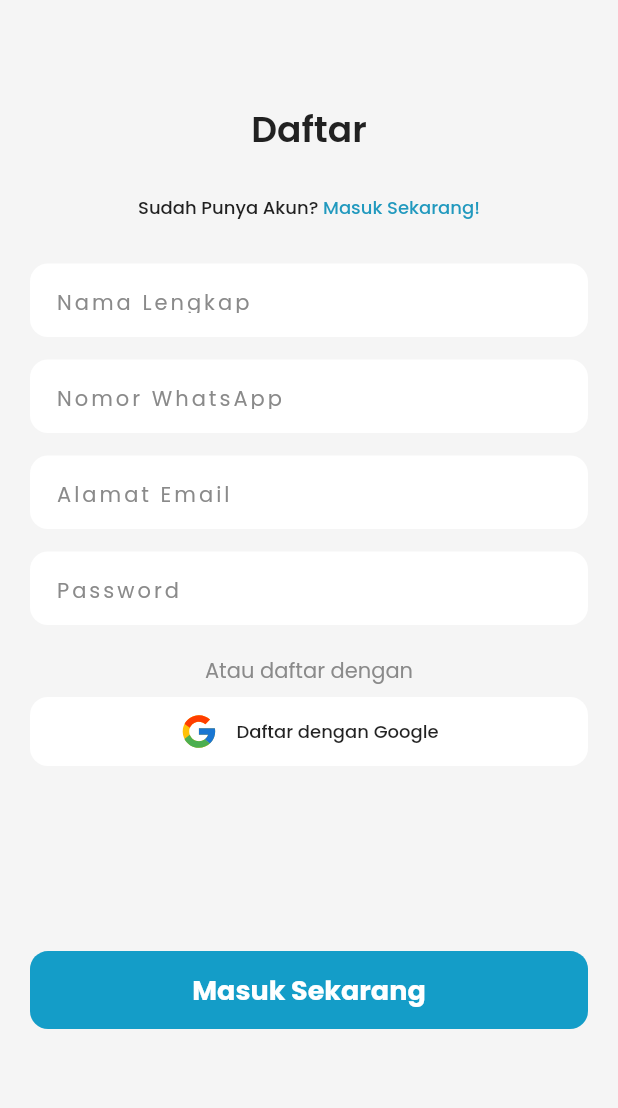
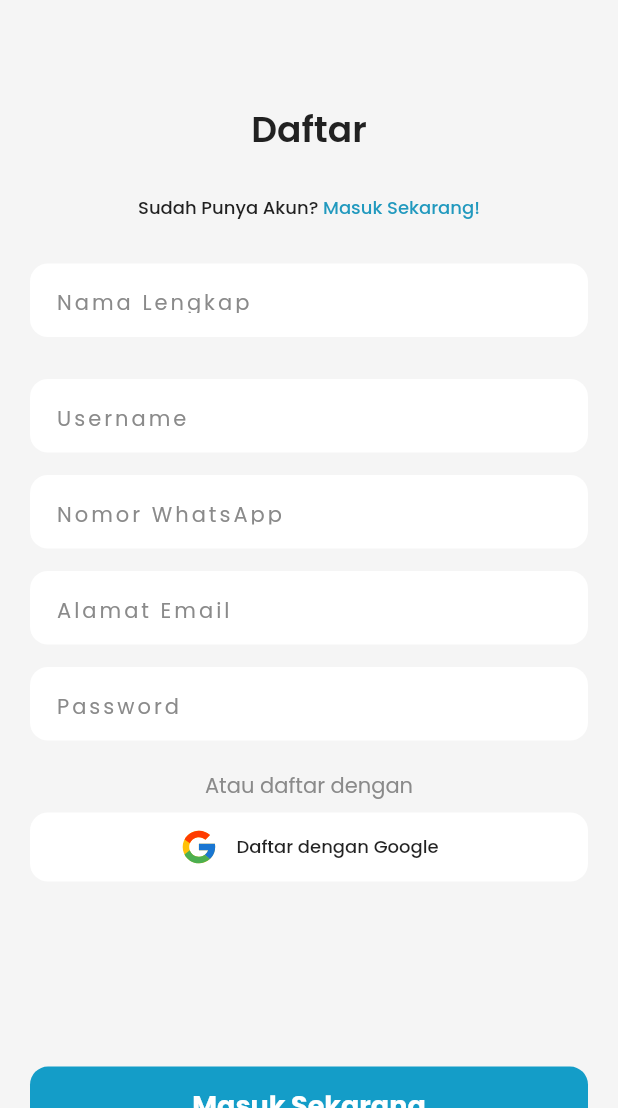
Before and after one commit to anugrahsputra/kantin_online, a Flutter app: the SignUp screen opened directly, on a phone screen of 412 x 824 dp, the part 128-1236 px from its top. Run offline on Flutter 3.47's test engine with Material 2 defaults, Android fonts, the phone set to English and light mode, and no system bars; our stand-ins replace carousel_slider, flutter_svg, google_fonts, smooth_page_indicator; accounts and stored records are empty.

Commit message:
add user authetication

```diff
--- /dev/null
+++ b/lib/models/user_model.dart
@@ -0,0 +1,36 @@
+class UserModel {
+  int? id;
+  String? name, username, email, phoneNumber, profilePhotoUrl, token;
+
+  UserModel({
+    required this.id,
+    required this.name,
+    required this.username,
+    required this.email,
+    required this.phoneNumber,
+    required this.profilePhotoUrl,
+    required this.token,
+  });
+
+  UserModel.fromJson(Map<String, dynamic> json) {
+    id = json['id'];
+    name = json['name'];
+    username = json['username'];
+    email = json['email'];
+    phoneNumber = json['phone_number'];
+    profilePhotoUrl = json['profile_photo_url'];
+    token = json['token'];
+  }
+
+  Map<String, dynamic> toJson() {
+    return {
+      'id': id,
+      'name': name,
+      'email': email,
+      'username': username,
+      'phone_number': phoneNumber,
+      'profile_photo_url': profilePhotoUrl,
+      'token': token,
+    };
+  }
+}
--- a/lib/screens/sign_up_screen.dart
+++ b/lib/screens/sign_up_screen.dart
@@ -3,29 +3,53 @@ import 'package:flutter/material.dart';
 import 'package:flutter/services.dart';
 import 'package:flutter_svg/flutter_svg.dart';
 import 'package:kantin_online/constant.dart';
+import 'package:provider/provider.dart';
 
-class SignUp extends StatelessWidget {
-  const SignUp({Key? key}) : super(key: key);
+import '../providers/auth_provider.dart';
+
+class SignUp extends StatefulWidget {
+  @override
+  State<SignUp> createState() => _SignUpState();
+}
+
+class _SignUpState extends State<SignUp> {
+  TextEditingController nameController = TextEditingController(text: '');
+
+  TextEditingController usernameController = TextEditingController(text: '');
+
+  TextEditingController numberController = TextEditingController(text: '');
+
+  TextEditingController emailController = TextEditingController(text: '');
+
+  TextEditingController passwordController = TextEditingController(text: '');
+
+  bool isLoading = false;
 
   @override
   Widget build(BuildContext context) {
     var height = MediaQuery.of(context).size.height;
-    return Scaffold(
-      backgroundColor: backgroundColor,
-      body: ListView(
-        children: [
-          logo(),
-          header(context),
-          nameInput(),
-          numberInput(),
-          emailInput(),
-          passwordInput(),
-          googleSignIn(),
-          SizedBox(height: height * 0.10),
-          signInButton(context),
-        ],
+    AuthProvider authProvider = Provider.of<AuthProvider>(context);
+
+    handleSignUp() async {
+      if (await authProvider.register(
+        name: nameController.text,
+        username: usernameController.text,
+        phoneNumber: numberController.text,
+        email: emailController.text,
+        password: passwordController.text,
+      )) {
+        Navigator.pushNamed(context, '/home');
+      } else {
+        ScaffoldMessenger.of(context).showSnackBar(
+          const SnackBar(
+            backgroundColor: blueColor1,
+            content: Text(
+              'Register Failed!',
+              textAlign: TextAlign.center,
+            ),
           ),
         );
+      }
     }
 
     SafeArea logo() {
@@ -99,9 +123,38 @@ class SignUp extends StatelessWidget {
           borderRadius: BorderRadius.circular(12),
         ),
         child: TextFormField(
+          controller: nameController,
           keyboardType: TextInputType.text,
           decoration: InputDecoration.collapsed(
             hintText: 'Nama Lengkap',
+            hintStyle: primaryText.copyWith(
+              color: const Color(0xff8A8A8A),
+              letterSpacing: 2,
+              fontSize: 14,
+            ),
+          ),
+        ),
+      );
+    }
+
+    Widget usernameInput() {
+      return Container(
+        margin: const EdgeInsets.only(
+          left: defaultMargin1,
+          right: defaultMargin1,
+          top: 28,
+        ),
+        padding: const EdgeInsets.symmetric(horizontal: 17, vertical: 16),
+        height: 49,
+        decoration: BoxDecoration(
+          color: Colors.white,
+          borderRadius: BorderRadius.circular(12),
+        ),
+        child: TextFormField(
+          controller: usernameController,
+          keyboardType: TextInputType.text,
+          decoration: InputDecoration.collapsed(
+            hintText: 'Username',
             hintStyle: primaryText.copyWith(
               color: const Color(0xff8A8A8A),
               letterSpacing: 2,
@@ -126,6 +179,7 @@ class SignUp extends StatelessWidget {
           borderRadius: BorderRadius.circular(12),
         ),
         child: TextFormField(
+          controller: numberController,
           inputFormatters: [FilteringTextInputFormatter.digitsOnly],
           keyboardType: TextInputType.phone,
           decoration: InputDecoration.collapsed(
@@ -154,6 +208,7 @@ class SignUp extends StatelessWidget {
           borderRadius: BorderRadius.circular(12),
         ),
         child: TextFormField(
+          controller: emailController,
           keyboardType: TextInputType.emailAddress,
           decoration: InputDecoration.collapsed(
             hintText: 'Alamat Email',
@@ -181,6 +236,7 @@ class SignUp extends StatelessWidget {
           borderRadius: BorderRadius.circular(12),
         ),
         child: TextFormField(
+          controller: passwordController,
           obscureText: true,
           decoration: InputDecoration.collapsed(
             hintText: 'Password',
@@ -214,7 +270,8 @@ class SignUp extends StatelessWidget {
                   right: defaultMargin1,
                 ),
                 height: 46,
-              padding: const EdgeInsets.symmetric(horizontal: defaultPadding1),
+                padding:
+                    const EdgeInsets.symmetric(horizontal: defaultPadding1),
                 decoration: BoxDecoration(
                   color: Colors.white,
                   borderRadius: BorderRadius.circular(12),
@@ -257,9 +314,7 @@ class SignUp extends StatelessWidget {
           bottom: defaultMargin1,
         ),
         child: TextButton(
-        onPressed: () {
-          Navigator.pushNamed(context, '/home');
-        },
+          onPressed: handleSignUp,
           style: TextButton.styleFrom(
             backgroundColor: blueColor2,
             shape: RoundedRectangleBorder(
@@ -277,4 +332,23 @@ class SignUp extends StatelessWidget {
         ),
       );
     }
+
+    return Scaffold(
+      backgroundColor: backgroundColor,
+      body: ListView(
+        children: [
+          logo(),
+          header(context),
+          nameInput(),
+          usernameInput(),
+          numberInput(),
+          emailInput(),
+          passwordInput(),
+          googleSignIn(),
+          SizedBox(height: height * 0.10),
+          signInButton(context),
+        ],
+      ),
+    );
   }
+}
```
Also changed, not shown: lib/providers/auth_provider.dart (added, +59 -0 lines), lib/screens/home/homescreen.dart (+23 -5 lines), lib/screens/home/userscreen.dart (+44 -4 lines), lib/screens/sign_in_screeen.dart (+48 -18 lines), lib/services/auth_service.dart (added, +76 -0 lines). Lines whose indentation alone changed are shown as unchanged.
